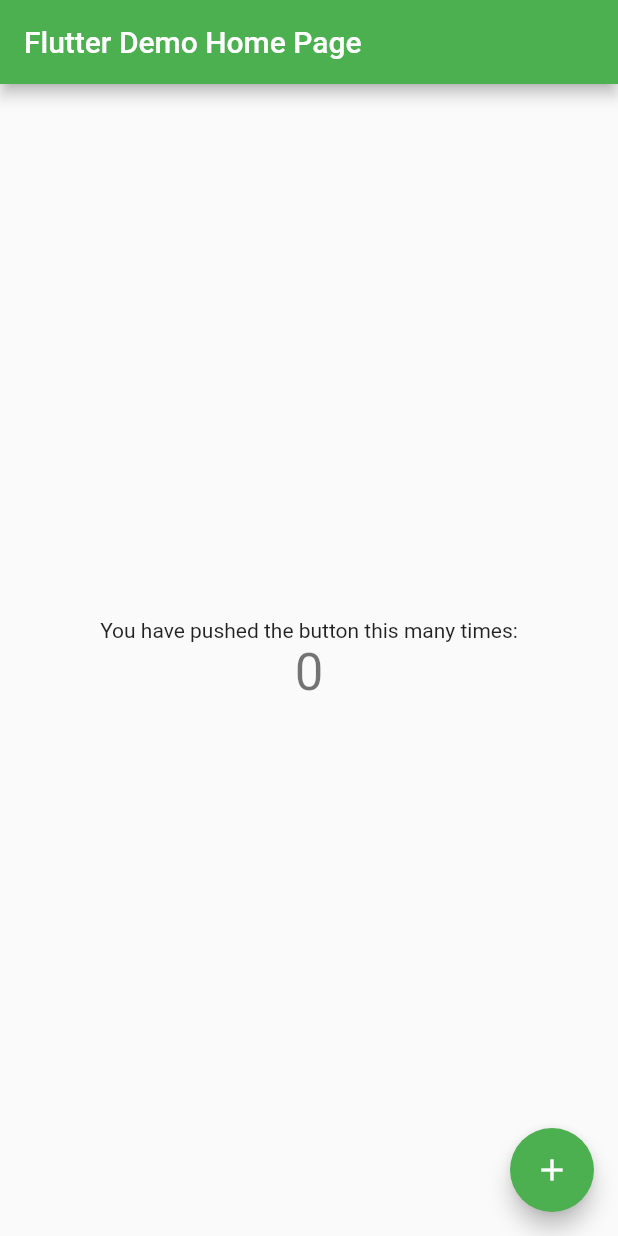
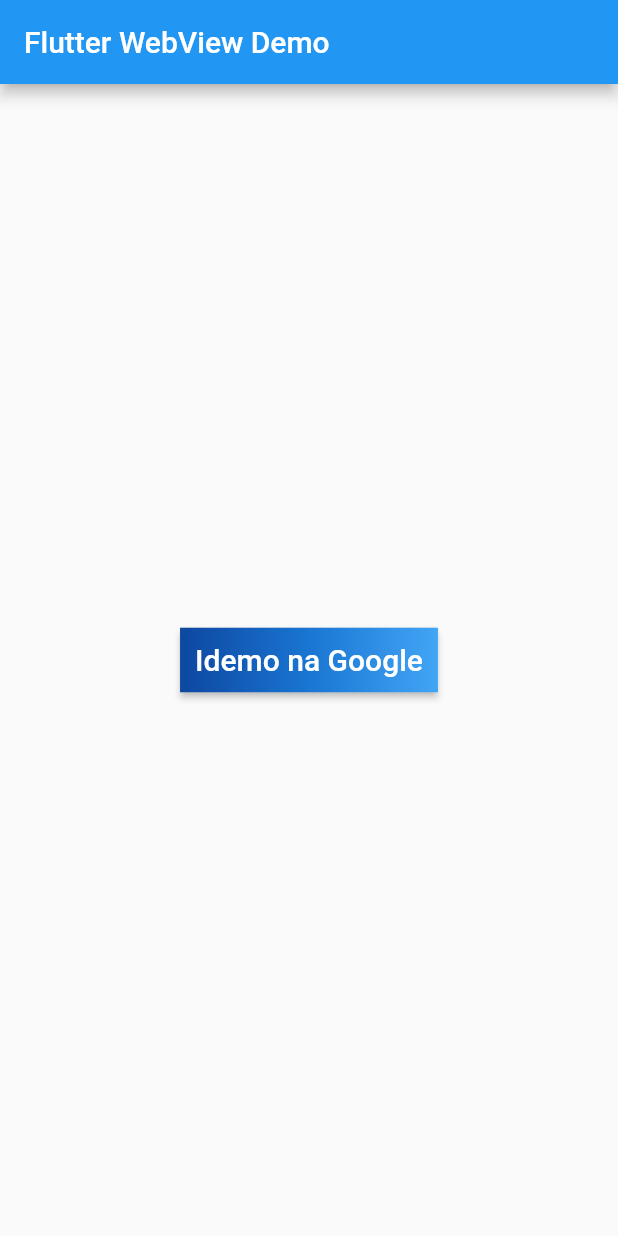
Before and after one commit to nel-sam/yakr, a Flutter app: the screen it shows after launch, on a phone screen of 412 x 824 dp. Run offline on Flutter 3.47's test engine with Material 2 defaults, Android fonts, the phone set to English and light mode, and no system bars; our stand-ins replace flutter_spinkit; missing offline and left inert: flutter_webview_plugin.

Commit message:
Implemented webview demo

```diff
--- a/lib/main.dart
+++ b/lib/main.dart
@@ -1,6 +1,6 @@
 import 'package:flutter/material.dart';
-import 'package:simple_auth/simple_auth.dart' as simpleAuth;
-import 'package:simple_auth_flutter/simple_auth_flutter.dart';
+import 'package:flutter_webview_plugin/flutter_webview_plugin.dart';
+import 'package:flutter_spinkit/flutter_spinkit.dart';
 
 void main() => runApp(MyApp());
 
@@ -10,25 +10,36 @@ class MyApp extends StatefulWidget {
 }
 
 class _MyAppState extends State<MyApp> {
-  @override
-  initState() {
-    super.initState();
-    SimpleAuthFlutter.init(context);
-  }
-
   Widget build(BuildContext context) {
-    return MaterialApp(
-      title: 'Flutter Demo',
-      theme: ThemeData(
-        primarySwatch: Colors.green,
+    return new MaterialApp(
+      title: 'Flutter WebView Demo',
+      theme: new ThemeData(
+        primarySwatch: Colors.blue,
       ),
-      home: MyHomePage(title: 'Flutter Demo Home Page'),
+      routes: {
+        '/': (_) => const MyHomePage(title: 'Flutter WebView Demo'),
+        '/widget': (_) => new WebviewScaffold(
+              url: 'https://www.google.ba',
+              appBar: new AppBar(
+                title: const Text("Ova ye Google"),
+              ),
+              withZoom: true,
+              withLocalStorage: true,
+              hidden: true,
+              initialChild: Container(
+                child: SpinKitDualRing(
+                  color: Colors.blue,
+                  size: 50.0,
+                ),
+              ),
+            ),
+      },
     );
   }
 }
 
 class MyHomePage extends StatefulWidget {
-  MyHomePage({Key key, this.title}) : super(key: key);
+  const MyHomePage({Key key, this.title}) : super(key: key);
   final String title;
 
   @override
@@ -36,24 +47,6 @@ class MyHomePage extends StatefulWidget {
 }
 
 class _MyHomePageState extends State<MyHomePage> {
-  int _counter = 0;
-  static String azureClientId = "d0fc0aa6-c341-464c-992f-64e571b9c17a";
-  static String azureTenant = "29fa8797-b4ea-49ca-aa2b-443d88286ed1";
-  final simpleAuth.AzureADV2Api azureApi = new simpleAuth.AzureADV2Api(
-    "azure", //identifier
-    azureClientId, //clientId
-    "native", //clientSecret
-    "https://login.microsoftonline.com/$azureTenant/oauth2/token", //tokenUrl
-    "https://login.microsoftonline.com/$azureTenant/oauth2/authorize", //authUrl
-    "com.example.yakr://redirect"//"https://login.microsoftonline.com/common/oauth2/nativeclient" //redirectUrl
-  );
-
-  void _incrementCounter() {
-    setState(() {
-      _counter++;
-    });
-  }
-
   @override
   Widget build(BuildContext context) {
     return Scaffold(
@@ -61,55 +54,29 @@ class _MyHomePageState extends State<MyHomePage> {
         title: Text(widget.title),
       ),
       body: Center(
-        child: Column(
-          mainAxisAlignment: MainAxisAlignment.center,
-          children: <Widget>[
-            Text(
-              'You have pushed the button this many times:',
+        child: Column(mainAxisAlignment: MainAxisAlignment.center,
+        children: [
+          RaisedButton(
+            onPressed: () { Navigator.pushNamed(context, '/widget'); },
+            textColor: Colors.white,
+            padding: const EdgeInsets.all(0.0),
+            child: Container(
+              decoration: const BoxDecoration(
+                gradient: LinearGradient(
+                  colors: <Color>[
+                    Color(0xFF0D47A1),
+                    Color(0xFF1976D2),
+                    Color(0xFF42A5F5),
+                  ],
+                ),
+              ),
+              padding: const EdgeInsets.all(10.0),
+              child:
+                  const Text('Idemo na Google', style: TextStyle(fontSize: 20)),
             ),
-            Text(
-              '$_counter',
-              style: Theme.of(context).textTheme.display1,
-            ),
-          ],
-        ),
-      ),
-      floatingActionButton: FloatingActionButton(
-        onPressed: () {
-          login(azureApi);
-        },
-        tooltip: 'Increment',
-        child: Icon(Icons.add),
+          ),
+        ]),
       ),
     );
   }
-
-  void showError(dynamic ex) {
-    showMessage(ex.toString());
-  }
-
-  void showMessage(String text) {
-    var alert = new AlertDialog(content: new Text(text), actions: <Widget>[
-      new FlatButton(
-          child: const Text("Ok"),
-          onPressed: () {
-            Navigator.pop(context);
-          })
-    ]);
-    showDialog(context: context, builder: (BuildContext context) => alert);
-  }
-
-  void login(simpleAuth.AzureADV2Api api) async {
-    try {
-      var success = await api.authenticate();
-      showMessage("Logged in success: $success");
-    } catch (e) {
-      showError(e);
-    }
-  }
-
-  void logout(simpleAuth.AzureADV2Api api) async {
-    await api.logOut();
-    showMessage("Logged out");
-  }
 }
--- a/pubspec.yaml
+++ b/pubspec.yaml
@@ -17,11 +17,11 @@ environment:
   sdk: ">=2.1.0 <3.0.0"
 
 dependencies:
+  flutter_webview_plugin: ^0.3.5
+  flutter_spinkit: "^2.1.0"
+
   flutter:
     sdk: flutter
-
-  simple_auth:
-  simple_auth_flutter:
 
   # The following adds the Cupertino Icons font to your application.
   # Use with the CupertinoIcons class for iOS style icons.
```
Also changed, not shown: pubspec.lock.
